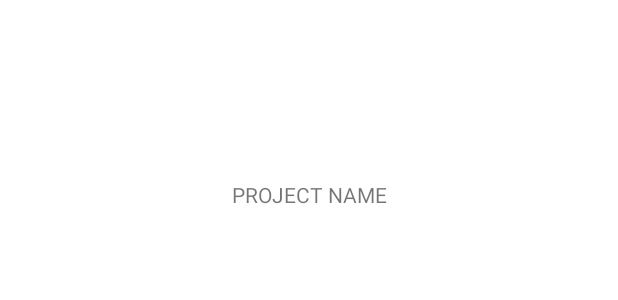
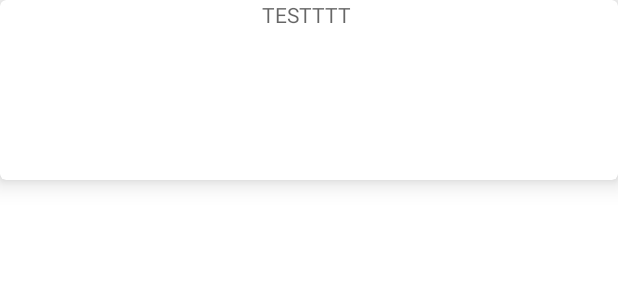
Before and after one commit to MaPache07/CSSApp, an Android app: the layout cardview_all_projects.xml on its own in the app's theme, with its tools: preview values and no code run, on a phone screen of 412 x 824 dp. Shown: the top 300 px of the screen. Run offline under Robolectric (Android 15) with nearby library versions, the phone set to English and light mode, and no system bars.

```diff
--- a/app/src/main/res/layout/cardview_all_projects.xml
+++ b/app/src/main/res/layout/cardview_all_projects.xml
@@ -1,9 +1,12 @@
 <?xml version="1.0" encoding="utf-8"?>
-<LinearLayout
-    xmlns:android="http://schemas.android.com/apk/res/android"
+<androidx.cardview.widget.CardView xmlns:android="http://schemas.android.com/apk/res/android"
     android:layout_width="match_parent"
     android:layout_height="wrap_content"
-    android:orientation="vertical">
+    xmlns:app="http://schemas.android.com/apk/res-auto"
+    android:orientation="vertical"
+    android:id="@+id/cardview_all_projects"
+    app:cardElevation="10dp"
+    app:cardCornerRadius="4dp">
 
     <ImageView
         android:id="@+id/fotoImageView"
@@ -12,11 +15,11 @@
         android:layout_gravity="center_horizontal"/>
 
     <TextView
-        android:id="@+id/nombreTextView"
+        android:id="@+id/nombre_project_individual"
         android:layout_width="match_parent"
         android:layout_height="wrap_content"
         android:gravity="center_horizontal"
-        android:text="Project name"
+        android:hint="TESTTTT "
         android:textAllCaps="true" />
 
-</LinearLayout>
+</androidx.cardview.widget.CardView>
```
Also changed, not shown: app/src/main/java/com/uca/app_css/adapters/AllProjectsAdapter.kt (+11 -21 lines).
